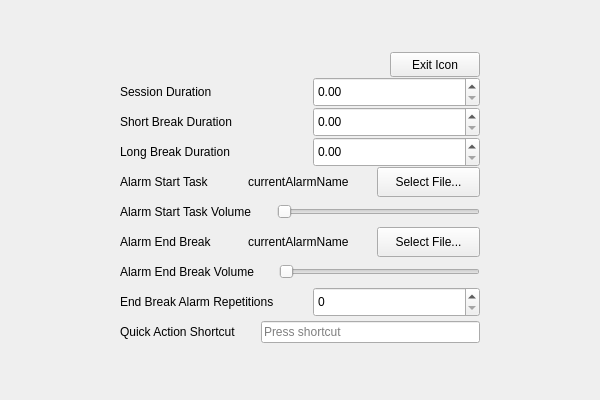
Before: the Qt Designer form PomoPeak/pomopeaksettings.ui in TheVipek/PomoPeak, drawn with Qt 5.
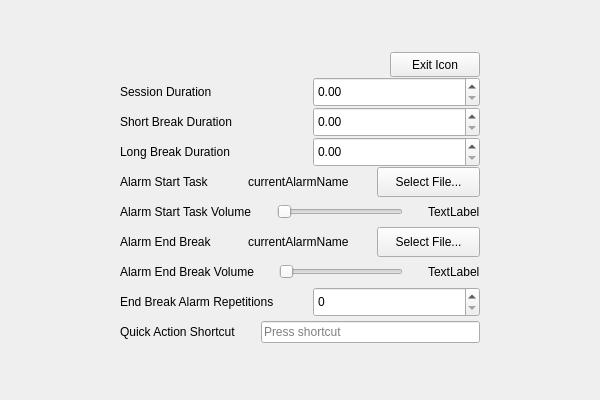
After: the same form once the commit is applied.

Commit message: added slider label value to each slider in settings ui

The edit to the form file:
```diff
--- a/PomoPeak/pomopeaksettings.ui
+++ b/PomoPeak/pomopeaksettings.ui
@@ -398,6 +398,19 @@
              </property>
             </widget>
            </item>
+           <item>
+            <widget class="QLabel" name="alarmStartSliderValueLabel">
+             <property name="maximumSize">
+              <size>
+               <width>200</width>
+               <height>30</height>
+              </size>
+             </property>
+             <property name="text">
+              <string>TextLabel</string>
+             </property>
+            </widget>
+           </item>
           </layout>
          </item>
          <item>
@@ -501,6 +514,19 @@
              </property>
             </widget>
            </item>
+           <item>
+            <widget class="QLabel" name="alarmEndSliderValue">
+             <property name="maximumSize">
+              <size>
+               <width>200</width>
+               <height>30</height>
+              </size>
+             </property>
+             <property name="text">
+              <string>TextLabel</string>
+             </property>
+            </widget>
+           </item>
           </layout>
          </item>
          <item>
```
The commit also changes 1 other file.
